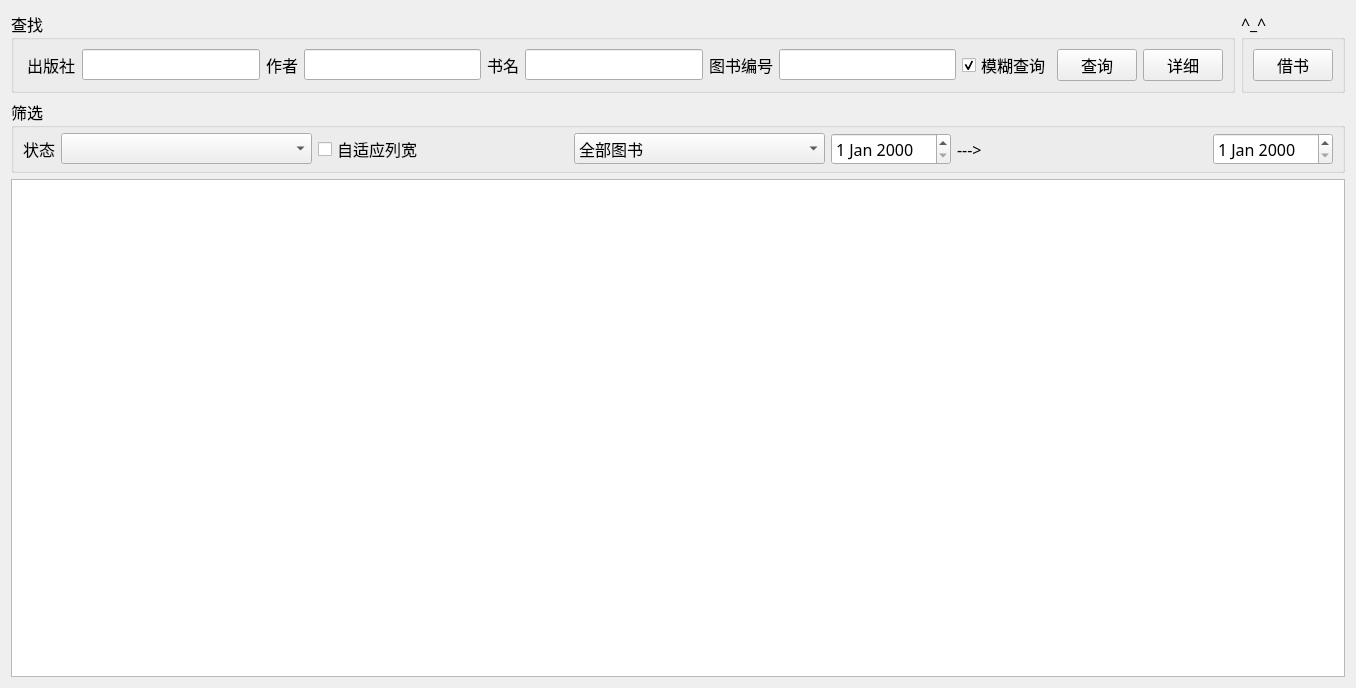
Qt form UI/BookWidget.ui (zy98/LibraryManagement) before a commit.
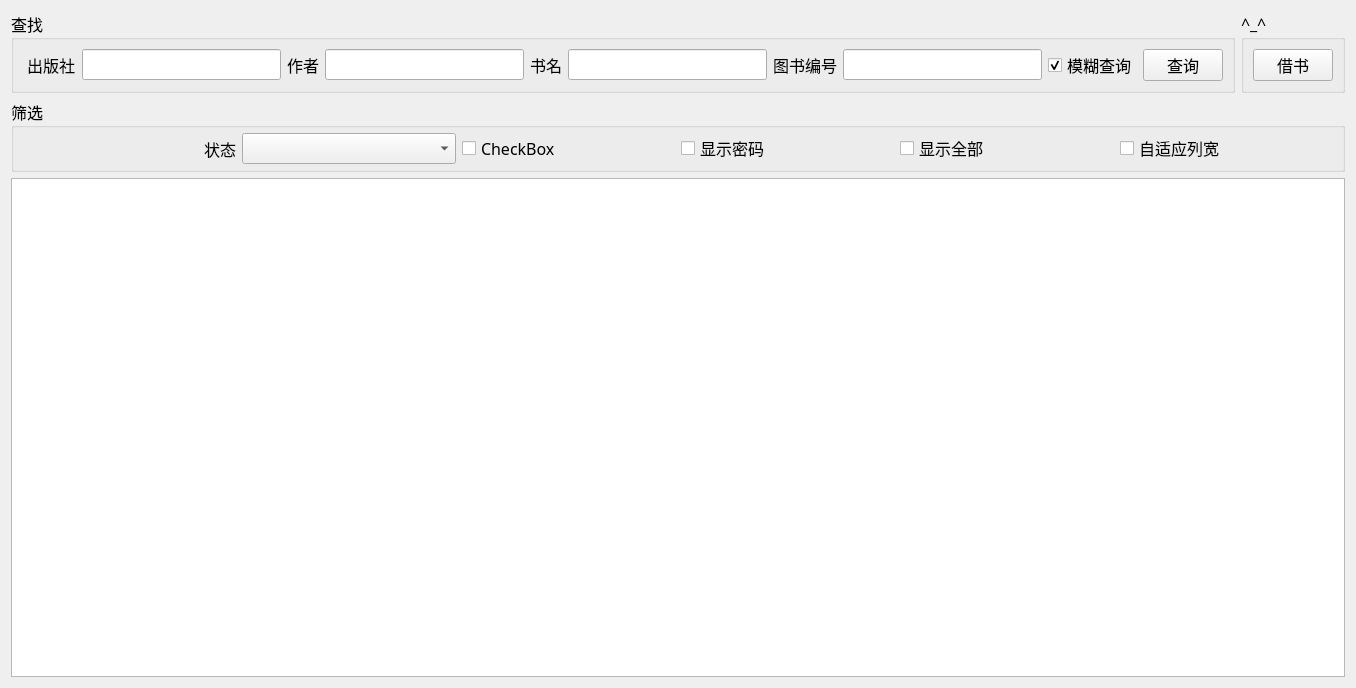
The same form after that commit.

```diff
--- a/UI/BookWidget.ui
+++ b/UI/BookWidget.ui
@@ -40,13 +40,6 @@
         <property name="bottomMargin">
          <number>5</number>
         </property>
-        <item row="0" column="3">
-         <widget class="QLineEdit" name="edit_pub">
-          <property name="clearButtonEnabled">
-           <bool>true</bool>
-          </property>
-         </widget>
-        </item>
         <item row="0" column="6">
          <widget class="QLabel" name="label_11">
           <property name="text">
@@ -61,6 +54,13 @@
           </property>
          </widget>
         </item>
+        <item row="0" column="5">
+         <widget class="QLineEdit" name="edit_author">
+          <property name="clearButtonEnabled">
+           <bool>true</bool>
+          </property>
+         </widget>
+        </item>
         <item row="0" column="8">
          <widget class="QLabel" name="label_7">
           <property name="text">
@@ -68,6 +68,16 @@
           </property>
          </widget>
         </item>
+        <item row="0" column="10">
+         <widget class="QCheckBox" name="ckb_find">
+          <property name="text">
+           <string>模糊查询</string>
+          </property>
+          <property name="checked">
+           <bool>true</bool>
+          </property>
+         </widget>
+        </item>
         <item row="0" column="2">
          <widget class="QLabel" name="label_9">
           <property name="text">
@@ -75,23 +85,6 @@
           </property>
          </widget>
         </item>
-        <item row="0" column="12">
-         <widget class="QPushButton" name="btn_detail">
-          <property name="text">
-           <string>详细</string>
-          </property>
-          <property name="checkable">
-           <bool>true</bool>
-          </property>
-         </widget>
-        </item>
-        <item row="0" column="5">
-         <widget class="QLineEdit" name="edit_author">
-          <property name="clearButtonEnabled">
-           <bool>true</bool>
-          </property>
-         </widget>
-        </item>
         <item row="0" column="11">
          <widget class="QPushButton" name="bkBtnFind">
           <property name="text">
@@ -106,12 +99,9 @@
           </property>
          </widget>
         </item>
-        <item row="0" column="10">
-         <widget class="QCheckBox" name="ckb_find">
-          <property name="text">
-           <string>模糊查询</string>
-          </property>
-          <property name="checked">
+        <item row="0" column="3">
+         <widget class="QLineEdit" name="edit_pub">
+          <property name="clearButtonEnabled">
            <bool>true</bool>
           </property>
          </widget>
@@ -149,41 +139,37 @@
      <property name="title">
       <string>筛选</string>
      </property>
-     <layout class="QGridLayout" name="gridlayout_match" columnstretch="0,2,2,2,0,2,0">
+     <layout class="QGridLayout" name="gridlayout_match" columnstretch="0,0,0,0,0,0,0">
       <property name="topMargin">
        <number>5</number>
       </property>
       <property name="bottomMargin">
        <number>5</number>
       </property>
-      <item row="0" column="4">
-       <widget class="QDateEdit" name="dateEdit"/>
-      </item>
-      <item row="0" column="3">
-       <widget class="QComboBox" name="comboBox">
-        <item>
-         <property name="text">
-          <string>全部图书</string>
-         </property>
-        </item>
-        <item>
-         <property name="text">
-          <string>出版日期</string>
-         </property>
-        </item>
-        <item>
-         <property name="text">
-          <string>入库日期</string>
-         </property>
-        </item>
-       </widget>
-      </item>
       <item row="0" column="6">
-       <widget class="QDateEdit" name="dateEdit_2"/>
+       <widget class="QCheckBox" name="checkBox">
+        <property name="text">
+         <string>自适应列宽</string>
+        </property>
+       </widget>
       </item>
       <item row="0" column="1">
        <widget class="QComboBox" name="comboBox_2"/>
       </item>
+      <item row="0" column="2">
+       <widget class="QCheckBox" name="checkBox_2">
+        <property name="text">
+         <string>CheckBox</string>
+        </property>
+       </widget>
+      </item>
+      <item row="0" column="4">
+       <widget class="QCheckBox" name="checkBox_3">
+        <property name="text">
+         <string>显示全部</string>
+        </property>
+       </widget>
+      </item>
       <item row="0" column="0">
        <widget class="QLabel" name="label_8">
         <property name="text">
@@ -194,17 +180,10 @@
         </property>
        </widget>
       </item>
-      <item row="0" column="5">
-       <widget class="QLabel" name="label_6">
+      <item row="0" column="3">
+       <widget class="QCheckBox" name="checkBox_4">
         <property name="text">
-         <string>---&gt;</string>
-        </property>
-       </widget>
-      </item>
-      <item row="0" column="2">
-       <widget class="QCheckBox" name="checkBox">
-        <property name="text">
-         <string>自适应列宽</string>
+         <string>显示密码</string>
         </property>
        </widget>
       </item>
```
